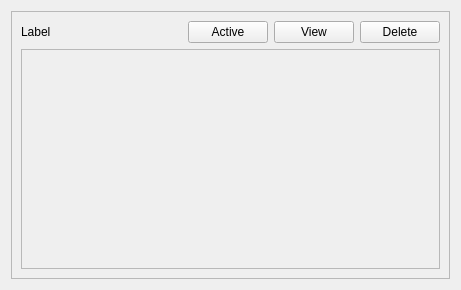
Qt form src/qt/Widget/PatchBayItem.ui (chuckfairy/Orzabal) before a commit.
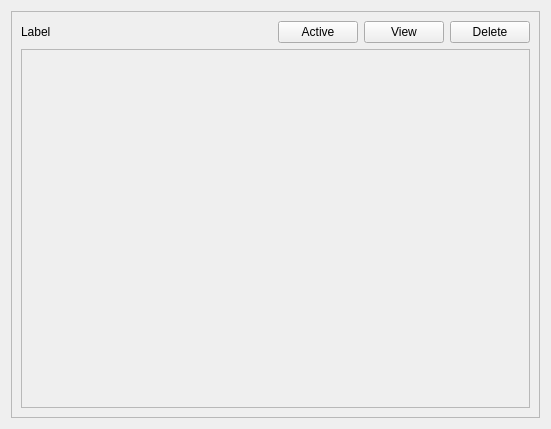
The same form after that commit.

Commit message: control port layout changes, name fixes

Patch:
```diff
--- a/src/qt/Widget/PatchBayItem.ui
+++ b/src/qt/Widget/PatchBayItem.ui
@@ -6,8 +6,8 @@
    <rect>
     <x>0</x>
     <y>0</y>
-    <width>461</width>
-    <height>284</height>
+    <width>551</width>
+    <height>429</height>
    </rect>
   </property>
   <property name="windowTitle">
@@ -26,7 +26,7 @@
       <item row="3" column="0" colspan="5">
        <widget class="QScrollArea" name="scrollArea">
         <property name="sizePolicy">
-         <sizepolicy hsizetype="Expanding" vsizetype="Maximum">
+         <sizepolicy hsizetype="Expanding" vsizetype="Expanding">
           <horstretch>0</horstretch>
           <verstretch>0</verstretch>
          </sizepolicy>
@@ -45,8 +45,8 @@
           <rect>
            <x>0</x>
            <y>0</y>
-           <width>421</width>
-           <height>218</height>
+           <width>511</width>
+           <height>355</height>
           </rect>
          </property>
          <layout class="QGridLayout" name="gridLayout_3"/>
@@ -94,19 +94,6 @@
         </property>
        </widget>
       </item>
-      <item row="4" column="0">
-       <spacer name="verticalSpacer">
-        <property name="orientation">
-         <enum>Qt::Vertical</enum>
-        </property>
-        <property name="sizeHint" stdset="0">
-         <size>
-          <width>20</width>
-          <height>40</height>
-         </size>
-        </property>
-       </spacer>
-      </item>
      </layout>
     </widget>
    </item>
```
The commit also changes 5 other files.
